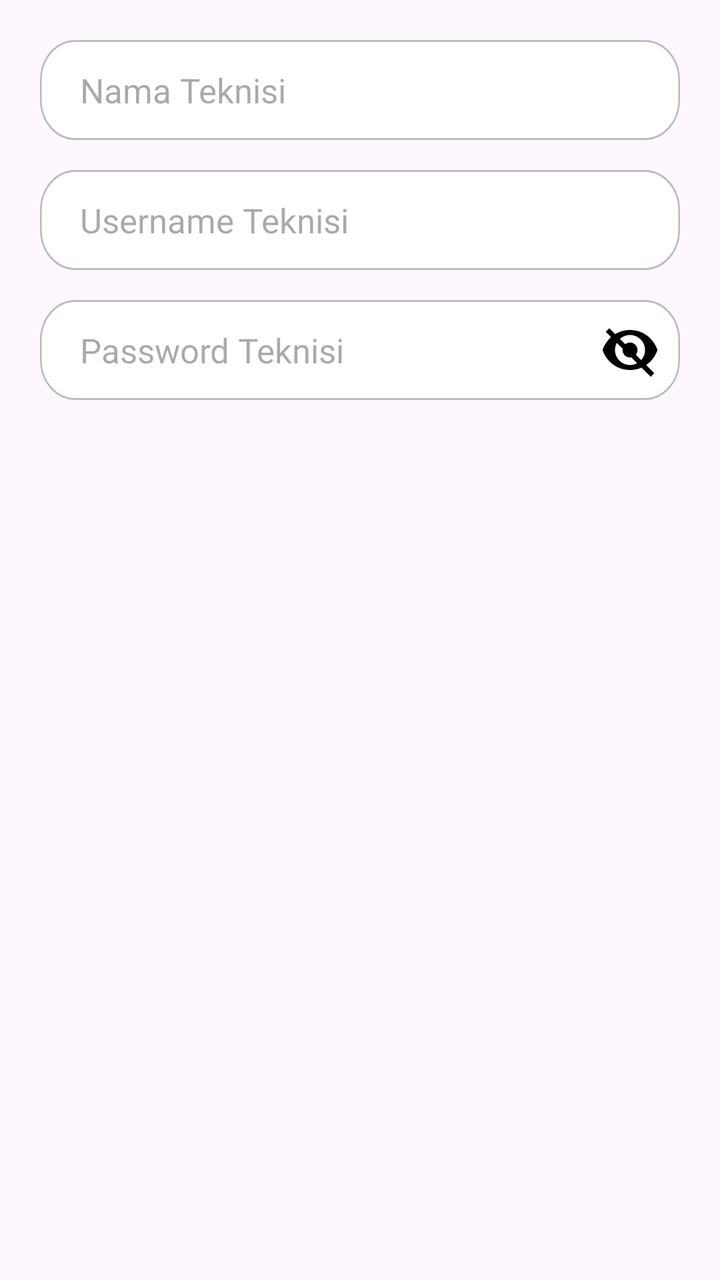
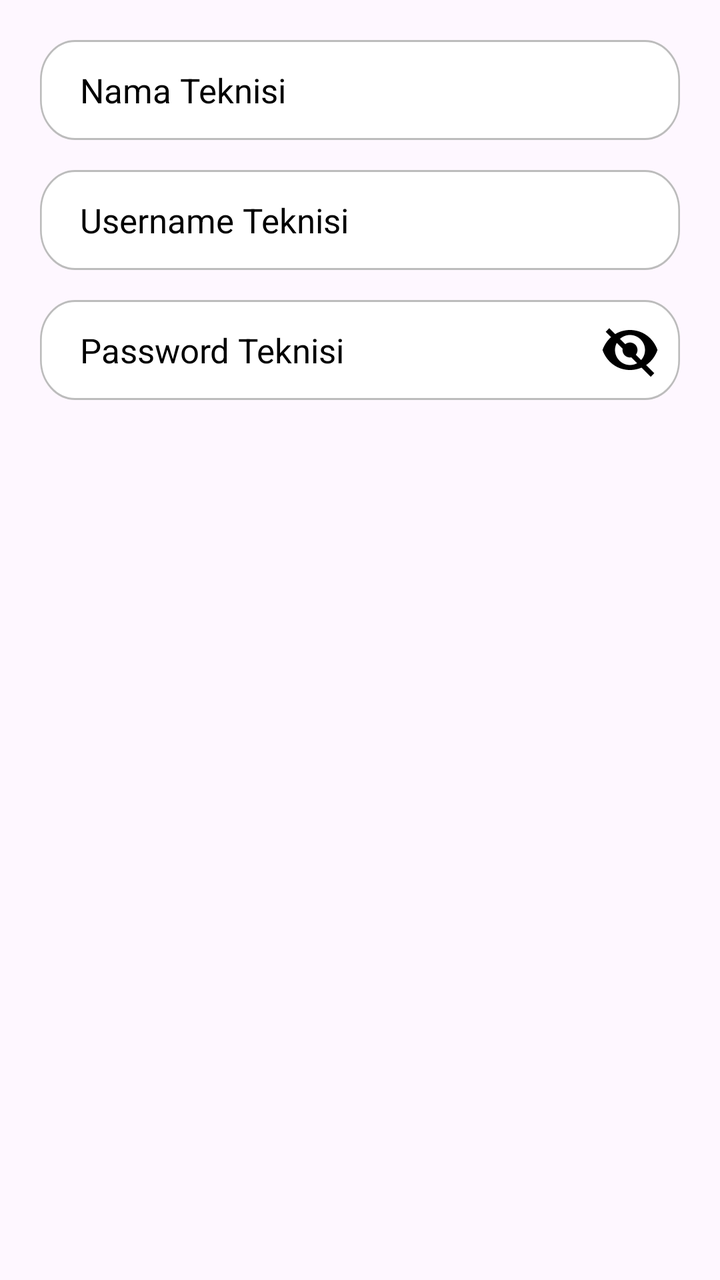

The first picture is an Android layout as it rendered before a commit; the second is the same layout after the commit. The layout source and the unified diff follow.
<!-- AndroidManifest.xml: application theme Theme.RefroTech -->
<!-- res/layout/dialog_add_technician.xml -->
<?xml version="1.0" encoding="utf-8"?>
<LinearLayout xmlns:android="http://schemas.android.com/apk/res/android"
    android:layout_width="match_parent"
    android:layout_height="wrap_content"
    android:orientation="vertical"
    android:padding="20dp">

    <EditText
        android:id="@+id/etTechnicianName"
        android:layout_width="match_parent"
        android:layout_height="wrap_content"
        android:hint="Nama Teknisi"
        android:background="@drawable/input_box_login"
        android:paddingStart="20dp"
        android:textSize="17sp"
        android:layout_marginBottom="15dp"
        android:inputType="textPersonName" />

    <EditText
        android:id="@+id/etTechnicianUsername"
        android:layout_width="match_parent"
        android:layout_height="wrap_content"
        android:hint="Username Teknisi"
        android:background="@drawable/input_box_login"
        android:paddingStart="20dp"
        android:textSize="17sp"
        android:layout_marginBottom="15dp"
        android:inputType="text" />

    
    <RelativeLayout
        android:layout_width="match_parent"
        android:layout_height="wrap_content">

        <EditText
            android:id="@+id/etTechnicianPassword"
            android:layout_width="match_parent"
            android:layout_height="wrap_content"
            android:hint="Password Teknisi"
            android:background="@drawable/input_box_login"
            android:paddingStart="20dp"
            android:paddingEnd="50dp"
            android:textSize="17sp"
            android:inputType="textPassword" />

        <ImageView
            android:id="@+id/btnTogglePassword"
            android:layout_width="30dp"
            android:layout_height="30dp"
            android:layout_alignParentEnd="true"
            android:layout_centerVertical="true"
            android:layout_marginEnd="10dp"
            android:src="@drawable/ic_eye_closed"
            android:contentDescription="toggle password" />

    </RelativeLayout>

</LinearLayout>
<!-- resources referenced by this layout -->
<resources>
  <!-- drawable ic_eye_closed (drawable) -->
  <vector xmlns:android="http://schemas.android.com/apk/res/android"
      android:width="24dp"
      android:height="24dp"
      android:viewportWidth="24"
      android:viewportHeight="24">
      <path
          android:fillColor="#000000"
          android:pathData="M12,4C7,4 2.73,7.11 1,12c1.73,4.89 6,8 11,8s9.27,-3.11 11,-8c-1.73,-4.89 -6,-8 -11,-8zM12,18c-3.31,0 -6,-2.69 -6,-6s2.69,-6 6,-6 6,2.69 6,6 -2.69,6 -6,6zM12,9c-1.66,0 -3,1.34 -3,3s1.34,3 3,3 3,-1.34 3,-3 -1.34,-3 -3,-3z" />
      <path
          android:fillColor="#000000"
          android:pathData="M3,4l18,18"
          android:strokeWidth="2"
          android:strokeColor="#000000"/>
  </vector>
  <!-- drawable input_box_login (drawable) -->
  <vector xmlns:android="http://schemas.android.com/apk/res/android"
      android:width="364dp"
      android:height="50dp"
      android:viewportWidth="364"
      android:viewportHeight="50">
    <path
        android:strokeWidth="1"
        android:pathData="M20,0.5L344,0.5A19.5,19.5 0,0 1,363.5 20L363.5,30A19.5,19.5 0,0 1,344 49.5L20,49.5A19.5,19.5 0,0 1,0.5 30L0.5,20A19.5,19.5 0,0 1,20 0.5z"
        android:fillColor="#ffffff"
        android:strokeColor="#BCBCBC"/>
  </vector>
  <style name="Theme.RefroTech" parent="Base.Theme.RefroTech" />
  <style name="Base.Theme.RefroTech" parent="Theme.Material3.DayNight.NoActionBar">
          
          
      </style>
</resources>

<!-- the commit's change to res/layout/dialog_add_technician.xml (unified diff, before → after) -->
@@ -10,6 +10,7 @@
         android:layout_width="match_parent"
         android:layout_height="wrap_content"
         android:hint="Nama Teknisi"
+        android:textColorHint="@color/black"
         android:background="@drawable/input_box_login"
         android:paddingStart="20dp"
         android:textSize="17sp"
@@ -21,6 +22,7 @@
         android:layout_width="match_parent"
         android:layout_height="wrap_content"
         android:hint="Username Teknisi"
+        android:textColorHint="@color/black"
         android:background="@drawable/input_box_login"
         android:paddingStart="20dp"
         android:textSize="17sp"
@@ -37,6 +39,7 @@
             android:layout_width="match_parent"
             android:layout_height="wrap_content"
             android:hint="Password Teknisi"
+            android:textColorHint="@color/black"
             android:background="@drawable/input_box_login"
             android:paddingStart="20dp"
             android:paddingEnd="50dp"
<!-- resource entries referenced after the edit -->
@@ -1,5 +1,6 @@
 <!-- resources referenced by this layout -->
 <resources>
+  <color name="black">#FF000000</color>
   <!-- drawable ic_eye_closed (drawable) -->
   <vector xmlns:android="http://schemas.android.com/apk/res/android"
       android:width="24dp"
